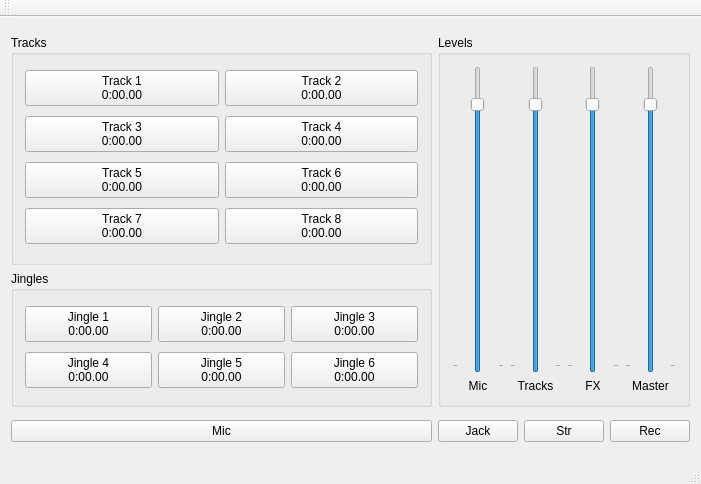
Qt form mainwindow.ui (picaster/PiCasterQt_legacy) before a commit.
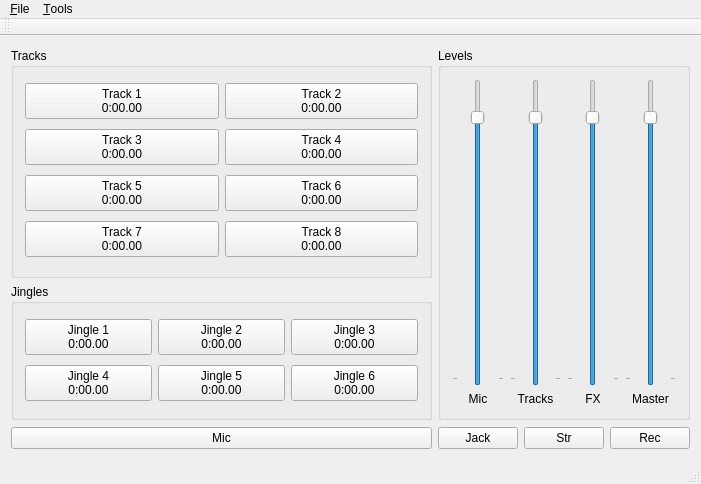
The same form after that commit. Icons and pictures are not drawn. Custom widgets are drawn as their Qt base class.

Commit message: Added options dialog, list alsa devices

What changed in the file:
```diff
--- a/mainwindow.ui
+++ b/mainwindow.ui
@@ -573,9 +573,23 @@
      <x>0</x>
      <y>0</y>
      <width>701</width>
-     <height>21</height>
+     <height>22</height>
     </rect>
    </property>
+   <widget class="QMenu" name="menuFile">
+    <property name="title">
+     <string>&amp;File</string>
+    </property>
+    <addaction name="actionExit"/>
+   </widget>
+   <widget class="QMenu" name="menuEdit">
+    <property name="title">
+     <string>&amp;Tools</string>
+    </property>
+    <addaction name="actionOptions"/>
+   </widget>
+   <addaction name="menuFile"/>
+   <addaction name="menuEdit"/>
   </widget>
   <widget class="QToolBar" name="mainToolBar">
    <attribute name="toolBarArea">
```
Left out of the diff: 19 changed lines with no effect on the pictures. The commit also changes 6 other files.
